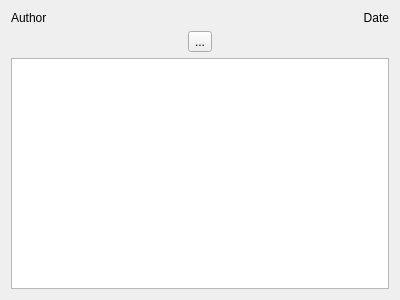
This is qtMushi/qtMushi/taskcomment.ui in JWambaugh/mushi as Qt 5 draws it before an edit. The edited form follows.
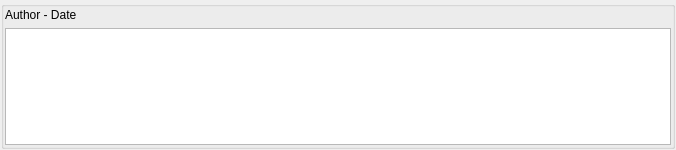
This is the edited form.

Patch:
```diff
--- a/qtMushi/qtMushi/taskcomment.ui
+++ b/qtMushi/qtMushi/taskcomment.ui
@@ -6,44 +6,66 @@
    <rect>
     <x>0</x>
     <y>0</y>
-    <width>400</width>
-    <height>300</height>
+    <width>676</width>
+    <height>150</height>
    </rect>
   </property>
+  <property name="sizePolicy">
+   <sizepolicy hsizetype="Preferred" vsizetype="MinimumExpanding">
+    <horstretch>0</horstretch>
+    <verstretch>150</verstretch>
+   </sizepolicy>
+  </property>
+  <property name="minimumSize">
+   <size>
+    <width>100</width>
+    <height>150</height>
+   </size>
+  </property>
+  <property name="baseSize">
+   <size>
+    <width>0</width>
+    <height>200</height>
+   </size>
+  </property>
   <property name="windowTitle">
    <string>Form</string>
   </property>
+  <layout class="QVBoxLayout" name="verticalLayout">
+   <property name="margin">
+    <number>1</number>
+   </property>
+   <item>
+    <widget class="QGroupBox" name="dateBox">
+     <property name="title">
+      <string/>
+     </property>
   <layout class="QGridLayout" name="gridLayout">
-   <item row="3" column="1" colspan="2">
-    <widget class="QTextEdit" name="textEdit"/>
-   </item>
-   <item row="1" column="1">
+      <property name="margin">
+       <number>1</number>
+      </property>
+      <item row="0" column="0">
     <widget class="QLabel" name="authorLabel">
      <property name="text">
-      <string>Author</string>
+         <string>Author - Date</string>
      </property>
     </widget>
    </item>
-   <item row="1" column="2">
-    <widget class="QLabel" name="dateLabel">
-     <property name="text">
-      <string>Date</string>
-     </property>
-     <property name="alignment">
-      <set>Qt::AlignRight|Qt::AlignTrailing|Qt::AlignVCenter</set>
-     </property>
-    </widget>
-   </item>
-   <item row="2" column="1" colspan="2">
-    <layout class="QHBoxLayout" name="horizontalLayout">
-     <item>
-      <widget class="QToolButton" name="toolButton">
-       <property name="text">
-        <string>...</string>
+      <item row="1" column="0" colspan="2">
+       <widget class="QTextEdit" name="note">
+        <property name="minimumSize">
+         <size>
+          <width>0</width>
+          <height>50</height>
+         </size>
+        </property>
+        <property name="verticalScrollBarPolicy">
+         <enum>Qt::ScrollBarAsNeeded</enum>
        </property>
       </widget>
      </item>
     </layout>
+    </widget>
    </item>
   </layout>
  </widget>
```
Lines whose indentation alone changed are shown as unchanged.
